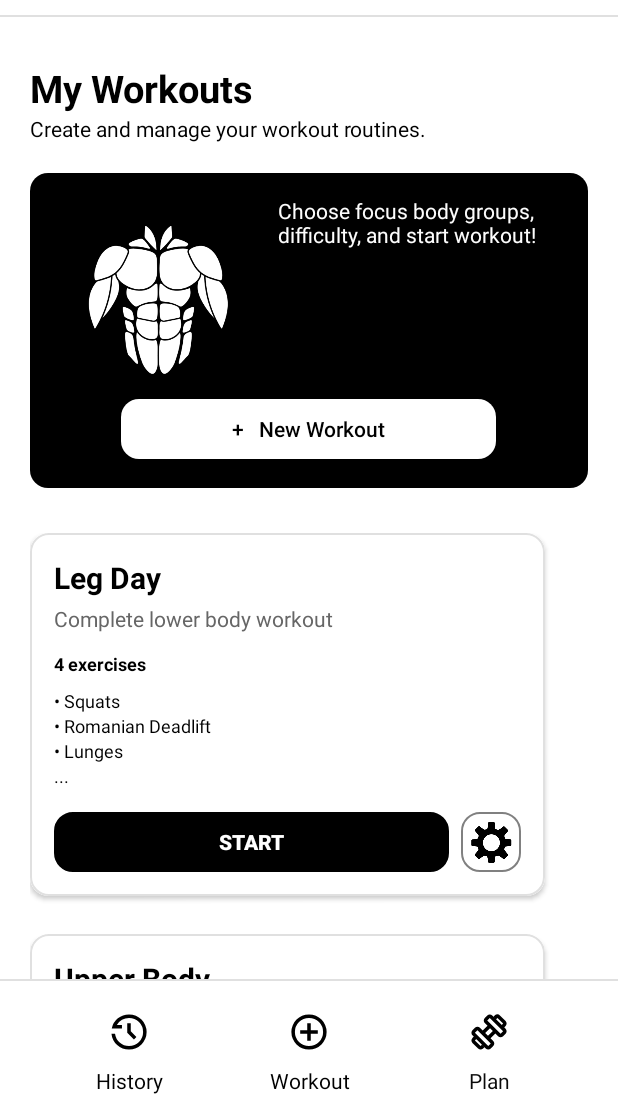
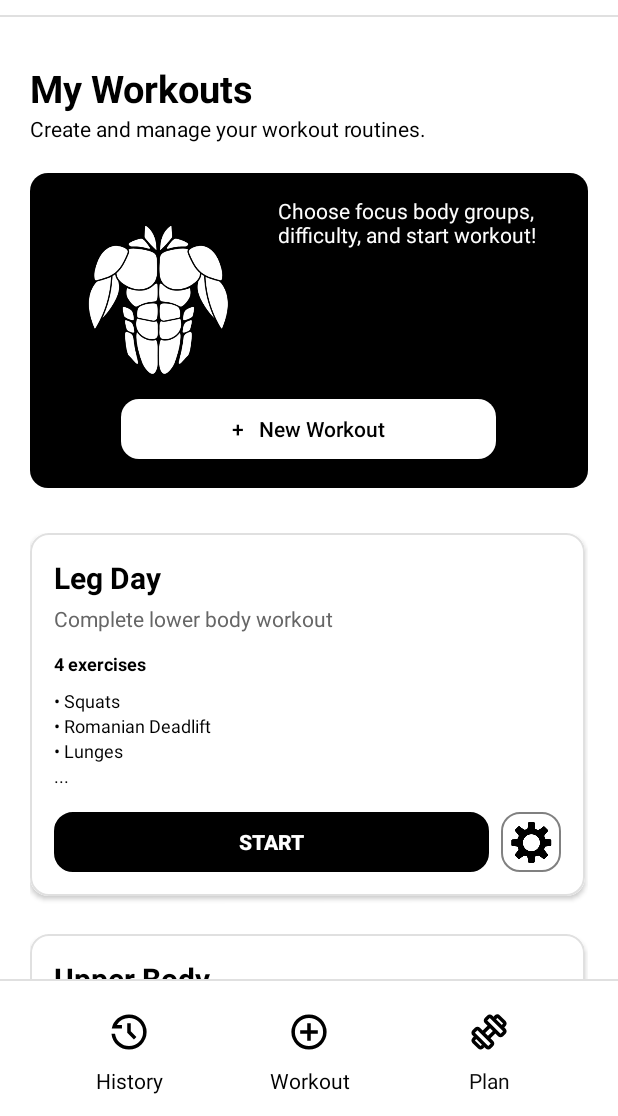
Before and after one commit to algenabagat/ITISMOB_MCO_Gainly, an Android app built with Jetpack Compose: the MainActivity screen opened directly, with no data from a screen before it, on a phone screen of 412 x 824 dp, the part 120-1236 px from its top. Run offline under Robolectric (Android 15) with nearby library versions, the phone set to English and light mode, and no system bars.

Commit message:
medium phone dimensions

```diff
--- a/app/src/main/res/layout/item_workout.xml
+++ b/app/src/main/res/layout/item_workout.xml
@@ -1,7 +1,7 @@
 <?xml version="1.0" encoding="utf-8"?>
 <androidx.cardview.widget.CardView xmlns:android="http://schemas.android.com/apk/res/android"
     xmlns:app="http://schemas.android.com/apk/res-auto"
-    android:layout_width="343dp"
+    android:layout_width="370dp"
     android:layout_height="wrap_content"
     android:layout_gravity="center"
     android:layout_marginBottom="25dp"
```
